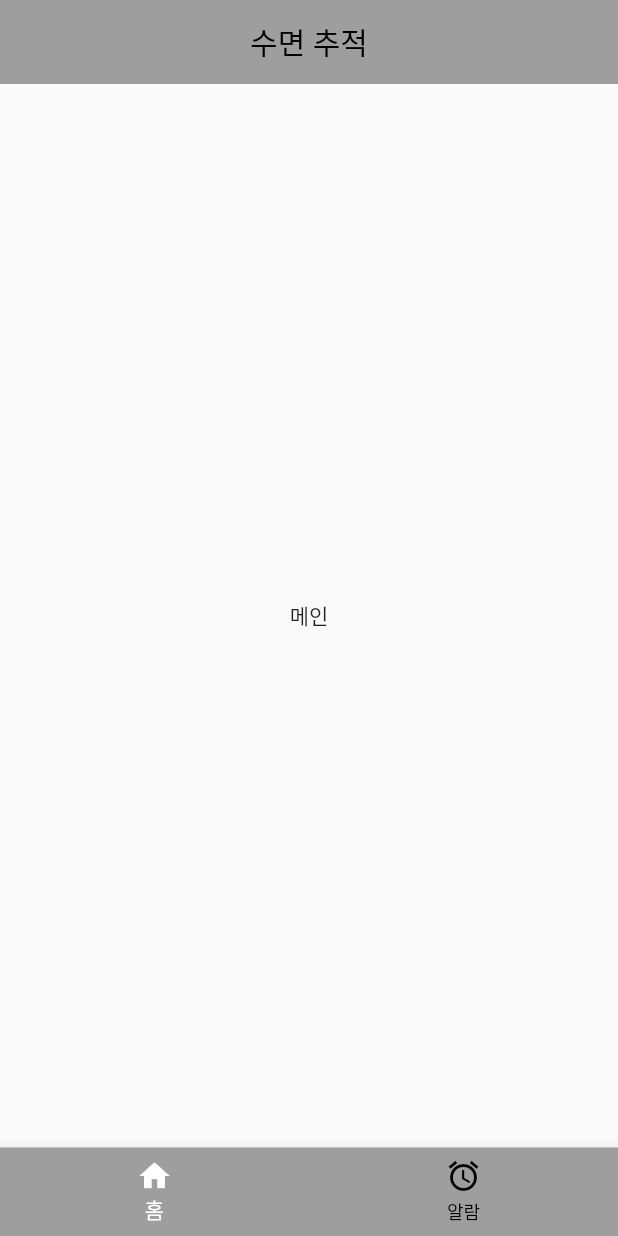
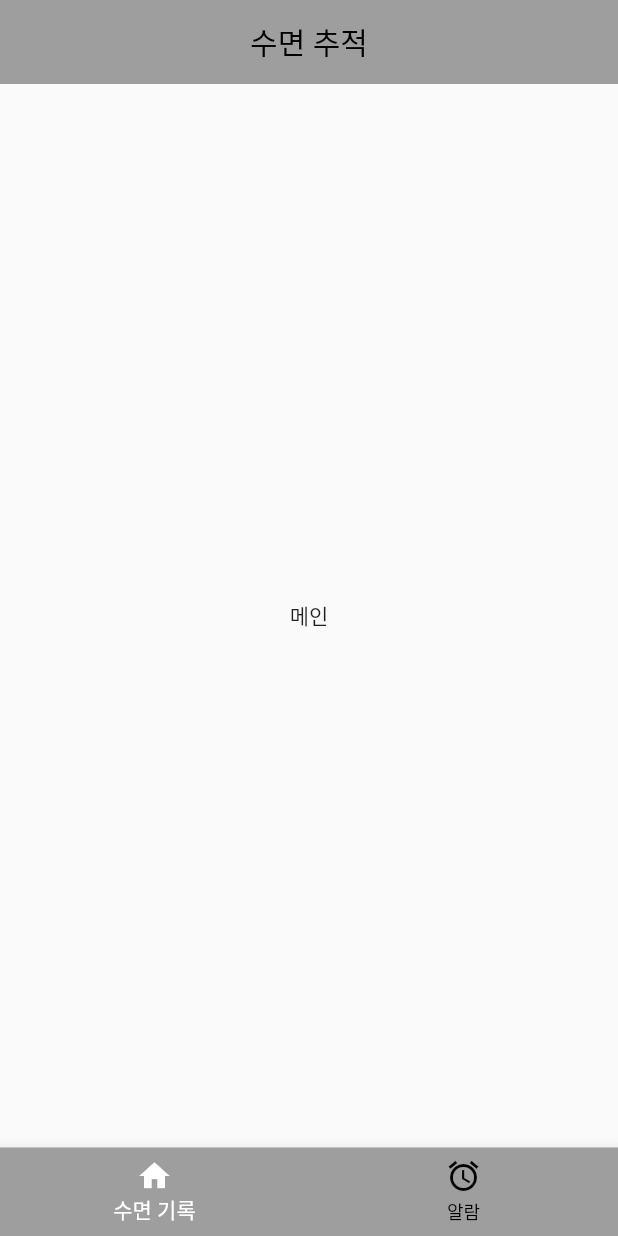
Before and after one commit to Capstone-team22222/Capstone-android, a Flutter app: the screen it shows after launch, on a phone screen of 412 x 824 dp. Run offline on Flutter 3.47's test engine with Material 3 defaults, Android fonts, the light colour scheme and no system bars; our stand-ins replace flutter_slidable, permission_handler; missing offline and left inert: alarm, simple_ripple_animation.

Commit message:
first commit

```diff
--- a/flutter_application_1/lib/main.dart
+++ b/flutter_application_1/lib/main.dart
@@ -57,7 +57,7 @@ class _MyAppState extends State<MyApp> {
           items: [
             BottomNavigationBarItem(
               icon: Icon(Icons.home),
-              label: "홈",
+              label: "수면 기록",
             ),
             BottomNavigationBarItem(
               icon: Icon(Icons.alarm),
--- a/flutter_application_1/lib/screens/edit_alarm.dart
+++ b/flutter_application_1/lib/screens/edit_alarm.dart
@@ -95,8 +95,8 @@ class _ExampleAlarmEditScreenState extends State<ExampleAlarmEditScreen> {
       vibrate: vibrate,
       volume: volume,
       assetAudioPath: assetAudio,
-      notificationTitle: 'Alarm example',
-      notificationBody: 'Your alarm ($id) is ringing',
+      notificationTitle: '',
+      notificationBody: '',
     );
     return alarmSettings;
   }
```
